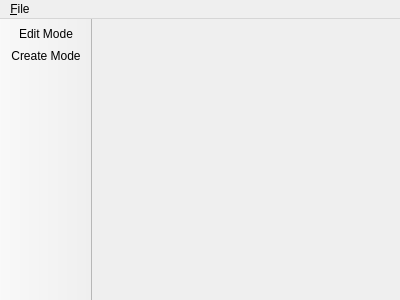
Above: WaypointPlanner/WaypointPlannerMainWindow.ui from raptorswing/FlightPlanner before the change. Below: the same form after it.
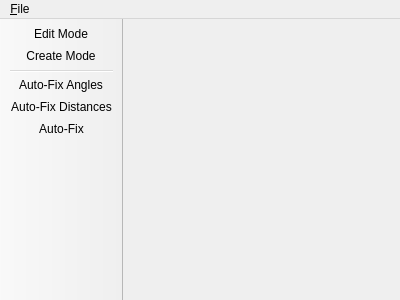
That is the form after the change. Icons and pictures are not drawn.

Commit message: Updates to waypoint planner interaction and kinematic assistance

The edit to the form file:
```diff
--- a/WaypointPlanner/WaypointPlannerMainWindow.ui
+++ b/WaypointPlanner/WaypointPlannerMainWindow.ui
@@ -59,6 +59,10 @@
    </attribute>
    <addaction name="actionSelect_Mode"/>
    <addaction name="actionCreate_Mode"/>
+   <addaction name="separator"/>
+   <addaction name="actionAuto_Fix_Angles"/>
+   <addaction name="actionAuto_Fix_Distances"/>
+   <addaction name="actionAuto_Fix"/>
   </widget>
   <action name="actionExit">
    <property name="icon">
@@ -91,6 +95,21 @@
     <string>Create Mode</string>
    </property>
   </action>
+  <action name="actionAuto_Fix_Angles">
+   <property name="text">
+    <string>Auto-Fix Angles</string>
+   </property>
+  </action>
+  <action name="actionAuto_Fix_Distances">
+   <property name="text">
+    <string>Auto-Fix Distances</string>
+   </property>
+  </action>
+  <action name="actionAuto_Fix">
+   <property name="text">
+    <string>Auto-Fix</string>
+   </property>
+  </action>
  </widget>
  <layoutdefault spacing="6" margin="11"/>
  <resources>
```
The commit also changes 6 other files.
